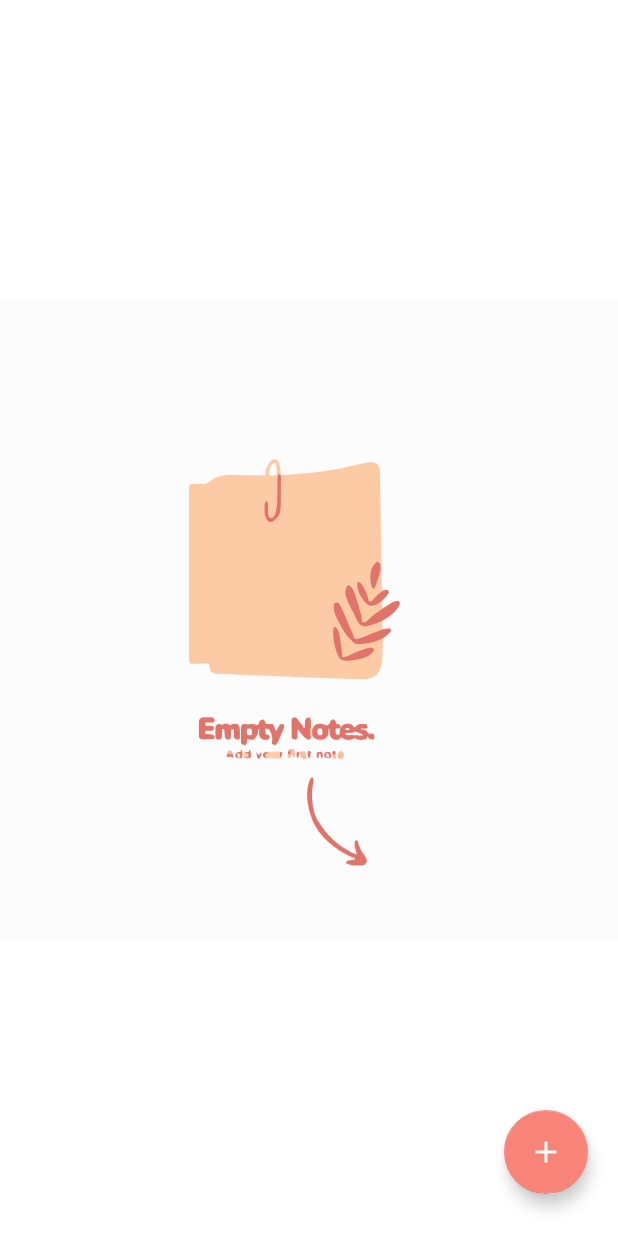
After one commit to Deco2449584/TMX_Android_No1, an Android app: the layout fragment_home.xml on its own in the app's theme, with its tools: preview values and no code run, on a phone screen of 412 x 824 dp. The commit adds this screen. Run offline under Robolectric (Android 15) with nearby library versions, the phone set to English and light mode, and no system bars.

Commit message:
feature: xml desing add image notes empytes

```diff
--- /dev/null
+++ b/app/src/main/res/layout/fragment_home.xml
@@ -0,0 +1,44 @@
+<?xml version="1.0" encoding="utf-8"?>
+<layout
+    xmlns:android="http://schemas.android.com/apk/res/android"
+    xmlns:tools="http://schemas.android.com/tools"
+    xmlns:app="http://schemas.android.com/apk/res-auto">
+
+    <androidx.constraintlayout.widget.ConstraintLayout
+        android:layout_width="match_parent"
+        android:layout_height="match_parent"
+        tools:context=".HomeFragment">
+
+        <com.google.android.material.floatingactionbutton.FloatingActionButton
+            android:id="@+id/addNoteFab"
+            android:layout_width="wrap_content"
+            android:layout_height="wrap_content"
+            android:layout_marginEnd="20dp"
+            android:layout_marginBottom="28dp"
+            android:backgroundTint="@color/pink"
+            android:clickable="true"
+            android:contentDescription="image"
+            android:tintMode="@color/white"
+            app:layout_constraintBottom_toBottomOf="parent"
+            app:layout_constraintEnd_toEndOf="parent"
+            app:srcCompat="@drawable/baseline_add_24" />
+
+        <androidx.recyclerview.widget.RecyclerView
+            android:id="@+id/homeRecyclerView"
+            android:layout_width="match_parent"
+            android:layout_height="match_parent"
+            android:visibility="gone"
+            app:layout_constraintBottom_toBottomOf="parent"
+            app:layout_constraintEnd_toEndOf="parent"
+            app:layout_constraintStart_toStartOf="parent"
+            app:layout_constraintTop_toTopOf="parent" />
+
+        <ImageView
+            android:layout_width="match_parent"
+            android:layout_height="match_parent"
+            android:id="@+id/emptyNotesImage"
+            android:visibility="visible"
+            android:src="@drawable/note"/>
+
+    </androidx.constraintlayout.widget.ConstraintLayout>
+</layout>
--- /dev/null
+++ b/app/src/main/res/layout/note_layout.xml
@@ -0,0 +1,6 @@
+<?xml version="1.0" encoding="utf-8"?>
+<androidx.constraintlayout.widget.ConstraintLayout xmlns:android="http://schemas.android.com/apk/res/android"
+    android:layout_width="match_parent"
+    android:layout_height="match_parent">
+
+</androidx.constraintlayout.widget.ConstraintLayout>
```
Also changed, not shown: app/src/main/java/com/example/myapplication/fragments/AddNoteFragment.kt (added, +60 -0 lines), app/src/main/java/com/example/myapplication/fragments/EditNoteFragment.kt (added, +60 -0 lines), app/src/main/java/com/example/myapplication/fragments/HomeFragment.kt (added, +60 -0 lines), app/src/main/res/layout/fragment_add_note.xml (added, +14 -0 lines), app/src/main/res/layout/fragment_edit_note.xml (added, +14 -0 lines), app/src/main/res/values/strings.xml (+3 -4 lines), app/src/main/res/drawable/fondo_nota.png (added), app/src/main/res/drawable/note.xml (renamed from app/src/main/res/drawable/fondo_nota.xml).
